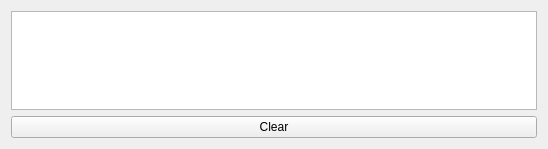
HEXRD/hexrdgui, file hexrd/ui/resources/ui/messages_widget.ui: the form before one commit.
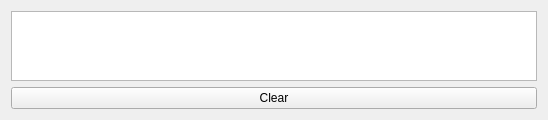
The form after the commit.

Commit message:
Add the messages widget to progress dialogs
The progress dialogs now contain a messages widget, which will only
be shown if a message is written.

The exec_() method of the progress dialog clears text and resets
the size of the dialog so that the same progress dialog can be used
for multiple runs.

This also fixes an issue where, if an exception occurred during
instantiation of the MainWindow(), there would be no messages printed
since the MessagesWidget was overriding stdout. Now, the traceback
gets printed for sure.

Patch:
```diff
--- a/hexrd/ui/resources/ui/messages_widget.ui
+++ b/hexrd/ui/resources/ui/messages_widget.ui
@@ -7,7 +7,7 @@
     <x>0</x>
     <y>0</y>
     <width>548</width>
-    <height>149</height>
+    <height>119</height>
    </rect>
   </property>
   <property name="minimumSize">
```
The commit also changes 6 other files.
